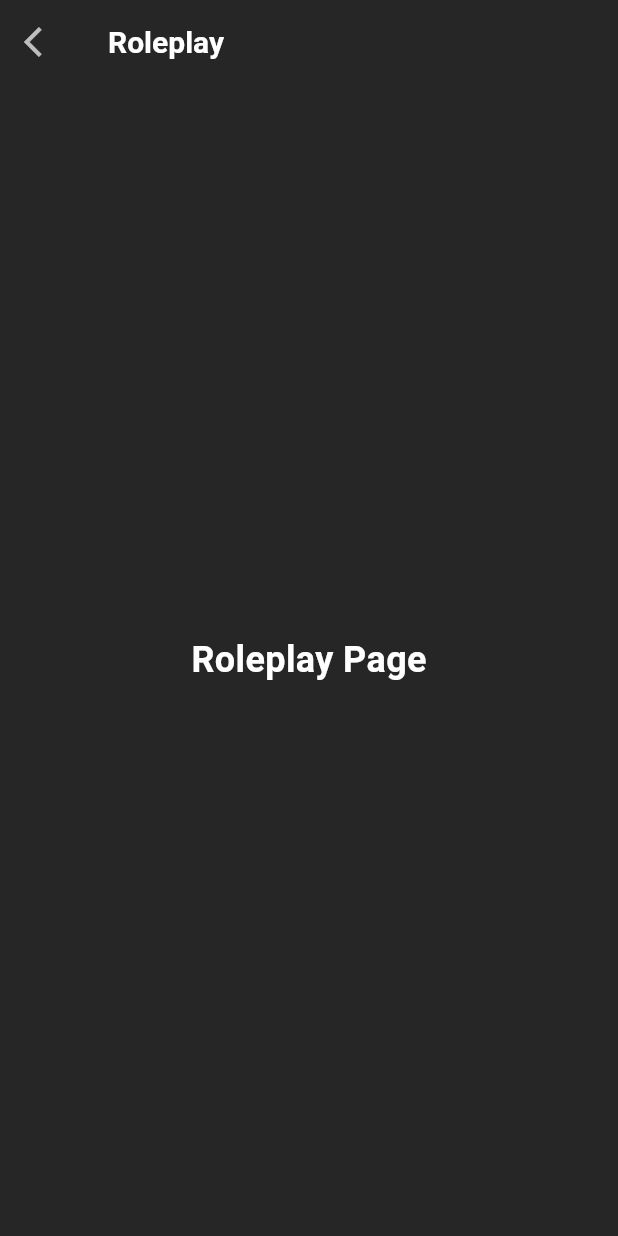
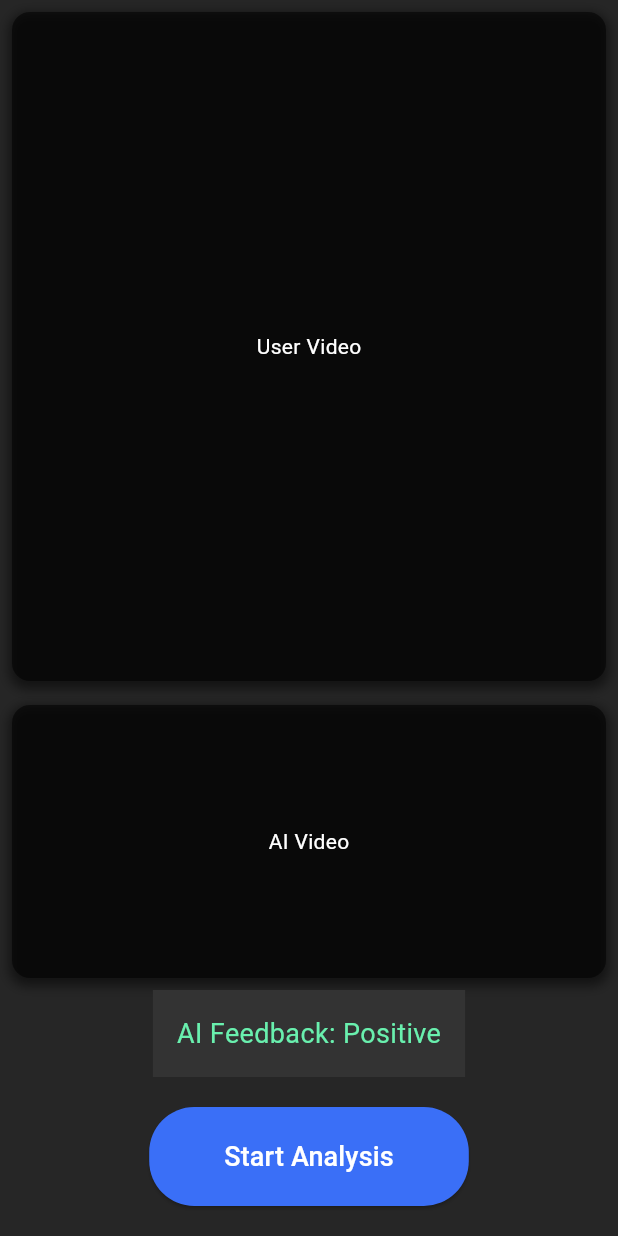
Before and after one commit to GraduationProject-SayUp/SayUP-Front, a Flutter app: the DashboardPage screen opened directly, after a tap on "Go to Roleplay", on a phone screen of 412 x 824 dp. Run offline on Flutter 3.47's test engine with Material 3 defaults, Android fonts, the light colour scheme and no system bars; our stand-ins replace flutter_secure_storage, permission_handler, speech_to_text; missing offline and left inert: flutter_sound; accounts and stored records are empty.

Commit message:
발음 평가 페이지 추가

```diff
--- a/lib/DashboardPage.dart
+++ b/lib/DashboardPage.dart
@@ -3,6 +3,7 @@ import 'VoiceRecord.dart'; // 녹음 페이지 import
 import 'Chatting.dart'; // 채팅 페이지 import
 import 'MyPage.dart'; // 마이페이지 import
 import 'RoleplayPage.dart'; // 롤플레이 import
+import 'PronunciationPage.dart'; // 발음 연습 페이지 import
 
 class DashboardPage extends StatelessWidget {
   const DashboardPage({super.key});
@@ -10,15 +11,10 @@ class DashboardPage extends StatelessWidget {
   @override
   Widget build(BuildContext context) {
     return Scaffold(
-      // 기존 AppBar 대신 커스텀 앱바 디자인
       appBar: AppBar(
-        // 배경색을 투명으로 설정
         backgroundColor: Colors.transparent,
-        // 그림자 제거
         elevation: 0,
-        // 앱바 제목을 가운데 정렬
         centerTitle: true,
-        // 앱바 타이틀 스타일링
         title: Text(
           'Dashboard',
           style: TextStyle(
@@ -77,6 +73,18 @@ class DashboardPage extends StatelessWidget {
                     MaterialPageRoute(builder: (context) => ChattingPage()),
                   );
                 }
+            ),
+            const SizedBox(height: 20),
+            _buildStyledButton(
+              context,
+              text: "Go to Pronunciation",
+              onPressed: () {
+                Navigator.push(
+                  context,
+                  MaterialPageRoute(
+                      builder: (context) => const PronunciationPracticePage()),
+                );
+              }
             ),
             const SizedBox(height: 20), // 버튼 사이의 간격 추가
             // Roleplay 버튼 추가
--- /dev/null
+++ b/lib/PronunciationPage.dart
@@ -0,0 +1,41 @@
+import 'package:flutter/material.dart';
+
+class PronunciationPracticePage extends StatelessWidget {
+  const PronunciationPracticePage({super.key});
+
+  @override
+  Widget build(BuildContext context) {
+    return Scaffold(
+      appBar: AppBar(
+        backgroundColor: Colors.transparent,
+        elevation: 0,
+        centerTitle: true,
+        title: Text(
+          'Pronunciation Practice',
+          style: TextStyle(
+              color: Colors.white,
+              fontSize: 22,
+              fontWeight: FontWeight.bold,
+              letterSpacing: 1.2
+          ),
+        ),
+        iconTheme: IconThemeData(color: Colors.white),
+        leading: IconButton(
+          icon: Icon(Icons.arrow_back_ios, color: Colors.white70),
+          onPressed: () => Navigator.pop(context),
+        ),
+      ),
+      backgroundColor: Color(0xFF262626),
+      body: Center(
+        child: Text(
+          'Pronunciation Practice Page',
+          style: TextStyle(
+            fontSize: 24,
+            color: Colors.white,
+            fontWeight: FontWeight.bold,
+          ),
+        ),
+      ),
+    );
+  }
+}
--- a/lib/RoleplayPage.dart
+++ b/lib/RoleplayPage.dart
@@ -6,31 +6,68 @@ class RoleplayPage extends StatelessWidget {
   @override
   Widget build(BuildContext context) {
     return Scaffold(
-      appBar: AppBar(
-        backgroundColor: Colors.transparent,
-        elevation: 0,
-        leading: IconButton(
-          icon: Icon(Icons.arrow_back_ios, color: Colors.white70),
-          onPressed: () => Navigator.pop(context),
-        ),
-        title: Text(
-          'Roleplay',
-          style: TextStyle(
-            color: Colors.white,
-            fontWeight: FontWeight.bold,
-            fontSize: 20,
-          ),
-        ),
-      ),
-      backgroundColor: Color(0xFF262626), // 기본 배경색
-      body: Center(
-        child: Text(
-          'Roleplay Page',
-          style: TextStyle(
-            fontSize: 24,
-            color: Colors.white,
-            fontWeight: FontWeight.bold,
-          ),
+      backgroundColor: Color(0xFF262626),
+      body: SafeArea(
+        child: Column(
+          children: [
+            Expanded(
+              flex: 7,  // 사용자 비디오가 차지하는 공간을 늘림
+              child: Container(
+                margin: const EdgeInsets.all(8),
+                decoration: BoxDecoration(
+                    color: Colors.black54,
+                    borderRadius: BorderRadius.circular(12),
+                    boxShadow: [
+                      BoxShadow(
+                        color: Colors.black.withOpacity(0.5),
+                        spreadRadius: 2,
+                        blurRadius: 6,
+                        offset: Offset(0, 3),
+                      )
+                    ]
+                ),
+                child: Center(child: Text("User Video", style: TextStyle(color: Colors.white))),
+              ),
+            ),
+            Expanded(
+              flex: 3,  // AI 비디오 공간 축소
+              child: Container(
+                margin: const EdgeInsets.all(8),
+                decoration: BoxDecoration(
+                    color: Colors.black54,
+                    borderRadius: BorderRadius.circular(12),
+                    boxShadow: [
+                      BoxShadow(
+                        color: Colors.black.withOpacity(0.5),
+                        spreadRadius: 2,
+                        blurRadius: 6,
+                        offset: Offset(0, 3),
+                      )
+                    ]
+                ),
+                child: Center(child: Text("AI Video", style: TextStyle(color: Colors.white))),
+              ),
+            ),
+            Container(
+              color: Color(0xFF333333),
+              padding: const EdgeInsets.all(16),
+              child: Text("AI Feedback: Positive", style: TextStyle(color: Colors.greenAccent, fontSize: 18)),
+            ),
+            Padding(
+              padding: const EdgeInsets.symmetric(horizontal: 20, vertical: 20),
+              child: ElevatedButton(
+                onPressed: () {},
+                style: ElevatedButton.styleFrom(
+                  backgroundColor: Color(0xFF3A6FF7),
+                  padding: EdgeInsets.symmetric(horizontal: 50, vertical: 20),
+                  shape: RoundedRectangleBorder(
+                    borderRadius: BorderRadius.circular(30),
+                  ),
+                ),
+                child: Text('Start Analysis', style: TextStyle(fontSize: 18, color: Colors.white)),
+              ),
+            ),
+          ],
         ),
       ),
     );
```
